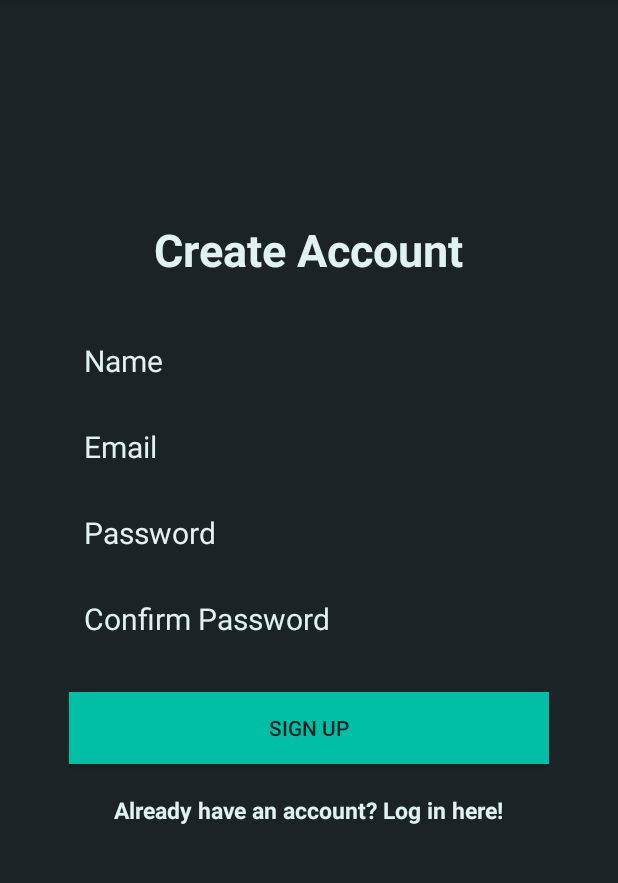
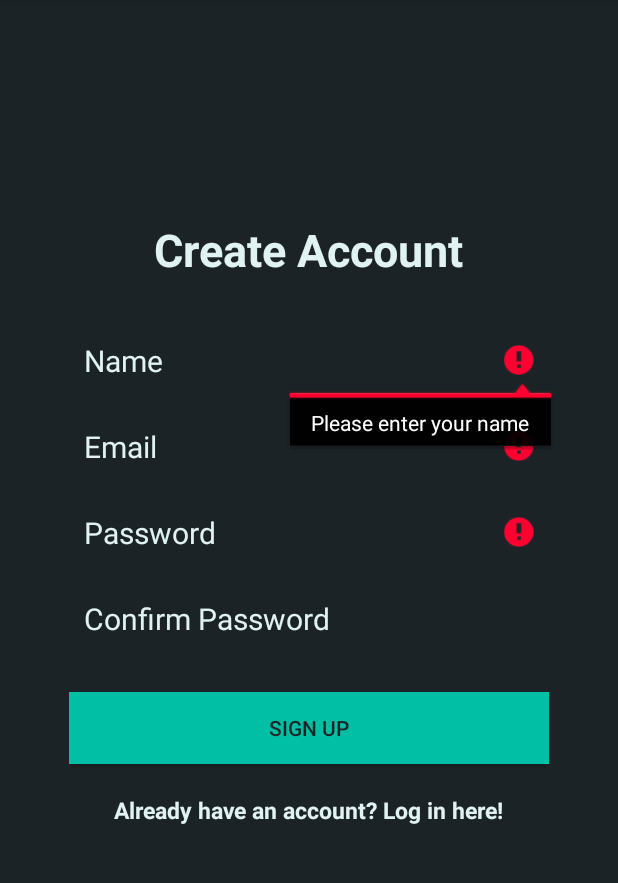
Before and after one commit to joannasaerom/Keepet, an Android app: the CreateAccountActivity screen opened directly, with no data from a screen before it, after a tap on "SIGN UP", on a phone screen of 412 x 824 dp, the part 84-967 px from its top. Run offline under Robolectric (Android 15) with nearby library versions, the phone set to English and light mode, and no system bars; our stand-ins replace ButterKnife, Firebase (no records; nobody signed in at launch, a user with empty details on screens opened directly); 1 statement that could not run was skipped.

Commit message:
Add validations to check for user input prior to creating account

```diff
--- a/app/src/main/java/com/epicodus/pettracker/ui/CreateAccountActivity.java
+++ b/app/src/main/java/com/epicodus/pettracker/ui/CreateAccountActivity.java
@@ -5,6 +5,7 @@ import android.support.annotation.NonNull;
 import android.support.v7.app.AppCompatActivity;
 import android.os.Bundle;
 import android.util.Log;
+import android.util.Patterns;
 import android.view.View;
 import android.widget.Button;
 import android.widget.EditText;
@@ -81,6 +82,12 @@ public class CreateAccountActivity extends AppCompatActivity implements View.OnC
         final String password = mPasswordEditText.getText().toString().trim();
         final String confirmPassword = mConfirmPasswordEditText.getText().toString().trim();
 
+        boolean isValidName = isValidName(name);
+        boolean isValidEmail = isValidEmail(email);
+        boolean isValidPassword = isValidPassword(password, confirmPassword);
+
+        if (!isValidName || !isValidEmail || !isValidPassword) return;
+
         mAuth.createUserWithEmailAndPassword(email, password)
                 .addOnCompleteListener(this, new OnCompleteListener<AuthResult>() {
                     @Override
@@ -108,4 +115,31 @@ public class CreateAccountActivity extends AppCompatActivity implements View.OnC
             }
         };
     }
+
+    private boolean isValidEmail(String email){
+        boolean isGoodEmail = (email != null && android.util.Patterns.EMAIL_ADDRESS.matcher(email).matches());
+        if (!isGoodEmail){
+            mEmailEditText.setError("Please enter a valid email address");
+            return isGoodEmail;
+        }
+    }
+
+    private boolean isValidName(String name){
+        if (name.equals("")){
+            mNameEditText.setError("Please enter your name");
+            return false;
+        }
+        return true;
+    }
+
+    private boolean isValidPassword(String password, String confirmPassword){
+        if (password.length() < 6) {
+            mPasswordEditText.setError("Please create a password containing at least six characters");
+            return false;
+        } else if (!password.equals(confirmPassword)){
+            mPasswordEditText.setError("Passwords do not match");
+            return false;
+        }
+        return true;
+    }
 }
```
Also changed, not shown: app/src/main/java/com/epicodus/pettracker/ui/MainActivity.java (+29 -3 lines), app/src/main/res/menu/menu_main.xml (added, +9 -0 lines).
